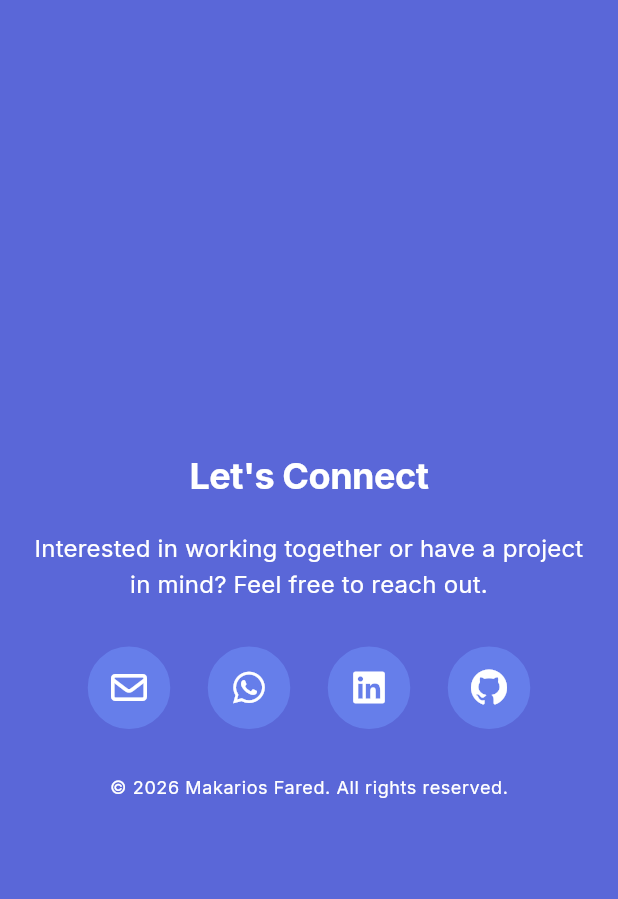
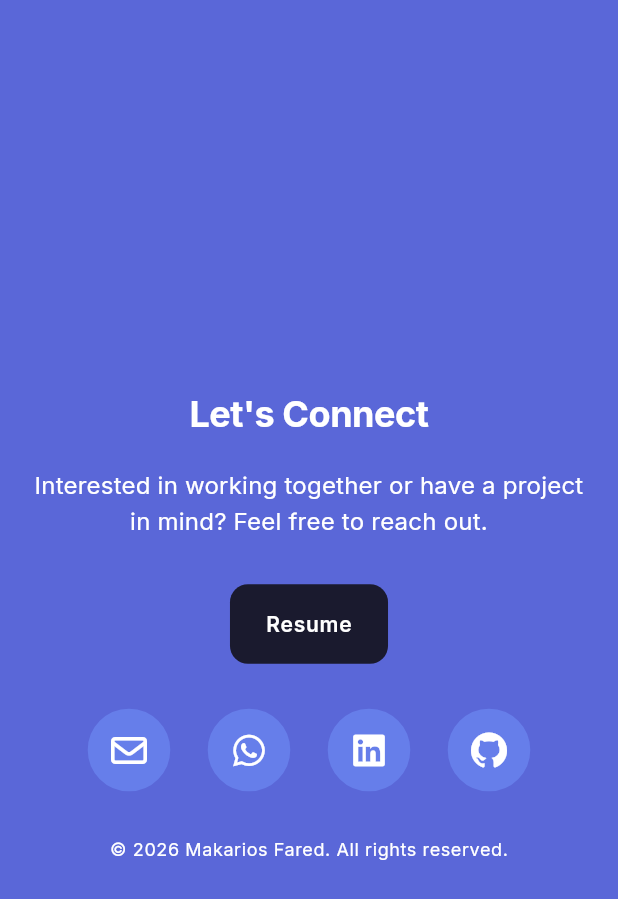
Before and after one commit to MakariosFared/portfolio, a Flutter app: the ConnectWithMe widget shown alone on an empty page, opened directly, on a phone screen of 412 x 824 dp. Shown: the top 899 px of the screen. Run offline on Flutter 3.47's test engine with Material 3 defaults, Android fonts, the phone set to English and light mode, and no system bars; our stand-ins replace animate_do, device_preview, dio, font_awesome_flutter, google_fonts, visibility_detector.

Commit message:
feat: add connect section and resume download functionality

```diff
--- a/lib/features/home/widgets/connect_with_me.dart
+++ b/lib/features/home/widgets/connect_with_me.dart
@@ -1,7 +1,7 @@
 import 'package:flutter/material.dart';
 import 'package:font_awesome_flutter/font_awesome_flutter.dart';
+import 'package:my_portfolio/core/utils/functions.dart';
 import 'package:my_portfolio/core/widgets/scroll_reveal.dart';
-import 'package:url_launcher/url_launcher.dart';
 import '../../../../core/theme/colors.dart';
 import '../../../../core/theme/typography.dart';
 import '../../../../core/utils/responsive/size_config.dart';
@@ -15,10 +15,11 @@ class ConnectWithMe extends StatefulWidget {
 
 class _ConnectWithMeState extends State<ConnectWithMe> {
   // ================== EDIT YOUR DATA HERE ==================
-  final String email = "your_email@example.com";
-  final String whatsappNumber = "201000000000";
-  final String linkedInUrl = "https://linkedin.com/in/your-profile";
-  final String githubUrl = "https://github.com/your-username";
+  final String email = "makarios.fared@gmail.com";
+  final String whatsappNumber = "201211544768";
+  final String linkedInUrl =
+      "https://www.linkedin.com/in/makarios-fared-20aa0a250/";
+  final String githubUrl = "https://github.com/MakariosFared";
   // =========================================================
 
   @override
@@ -66,6 +67,25 @@ class _ConnectWithMeState extends State<ConnectWithMe> {
           ),
           const SizedBox(height: 30),
 
+          ScrollReveal(
+            type: ScrollRevealType.fadeSlideUp,
+            delay: const Duration(milliseconds: 300),
+            child: ElevatedButton(
+              onPressed: downloadCV,
+              style: ElevatedButton.styleFrom(
+                backgroundColor: AppColors.backgroundDark,
+                foregroundColor: Colors.white,
+                elevation: 0,
+                shape: RoundedRectangleBorder(
+                  borderRadius: BorderRadius.circular(12),
+                ),
+                padding: const EdgeInsets.symmetric(horizontal: 24, vertical: 18),
+              ),
+              child: Text('Resume', style: AppTypography.button),
+            ),
+          ),
+          const SizedBox(height: 30),
+
           /// SOCIAL ICONS ROW
           ScrollReveal(
             type: ScrollRevealType.fadeSlideUp,
@@ -77,19 +97,19 @@ class _ConnectWithMeState extends State<ConnectWithMe> {
               children: [
                 _SocialButton(
                   icon: FontAwesomeIcons.envelope,
-                  onTap: () => _launch("mailto:$email"),
+                  onTap: () => launchLink("mailto:$email"),
                 ),
                 _SocialButton(
                   icon: FontAwesomeIcons.whatsapp,
-                  onTap: () => _launch("https://wa.me/$whatsappNumber"),
+                  onTap: () => launchLink("https://wa.me/$whatsappNumber"),
                 ),
                 _SocialButton(
                   icon: FontAwesomeIcons.linkedin,
-                  onTap: () => _launch(linkedInUrl),
+                  onTap: () => launchLink(linkedInUrl),
                 ),
                 _SocialButton(
                   icon: FontAwesomeIcons.github,
-                  onTap: () => _launch(githubUrl),
+                  onTap: () => launchLink(githubUrl),
                 ),
               ],
             ),
@@ -108,15 +128,10 @@ class _ConnectWithMeState extends State<ConnectWithMe> {
       ),
     );
   }
-
-  Future<void> _launch(String url) async {
-    final Uri uri = Uri.parse(url);
-    await launchUrl(uri, mode: LaunchMode.externalApplication);
-  }
 }
 
 class _SocialButton extends StatefulWidget {
-  final IconData icon;
+  final FaIconData icon;
   final VoidCallback onTap;
 
   const _SocialButton({required this.icon, required this.onTap});
@@ -156,10 +171,12 @@ class _SocialButtonState extends State<_SocialButton> {
                 ? AppColors.primary
                 : Colors.transparent,
           ),
-          child: Icon(
-            widget.icon,
-            color: Colors.white,
-            size: isMobile ? 24 : 28,
+          child: Center(
+            child: FaIcon(
+              widget.icon,
+              color: Colors.white,
+              size: isMobile ? 24 : 28,
+            ),
           ),
         ),
       ),
--- a/lib/features/home/widgets/desktop_app_bar.dart
+++ b/lib/features/home/widgets/desktop_app_bar.dart
@@ -1,4 +1,5 @@
 import 'package:flutter/material.dart';
+import 'package:my_portfolio/core/utils/functions.dart';
 import 'package:my_portfolio/core/utils/responsive/size_config.dart';
 import '../../../../core/theme/colors.dart';
 import '../../../../core/theme/typography.dart';
@@ -132,7 +133,7 @@ class _ResumeButton extends StatelessWidget {
   @override
   Widget build(BuildContext context) {
     return ElevatedButton(
-      onPressed: () {},
+      onPressed: downloadCV,
       style: ElevatedButton.styleFrom(
         backgroundColor: AppColors.primary,
         foregroundColor: Colors.white,
--- a/pubspec.yaml
+++ b/pubspec.yaml
@@ -60,10 +60,9 @@ dependencies:
   get_it: ^9.2.0
   injectable: ^2.7.1+4
   injectable_generator: ^2.8.1
-  liquid_glass_renderer: ^0.2.0-dev.4
   visibility_detector: ^0.4.0+2
   device_preview: ^1.3.1
-  font_awesome_flutter: ^10.12.0
+  font_awesome_flutter: ^11.0.0
 
 dev_dependencies:
   flutter_test:
```
Also changed, not shown: analysis_options.yaml (+9 -0 lines), lib/core/utils/functions.dart (+11 -0 lines), lib/features/home/views/home_mobile.dart (+0 -17 lines), lib/features/home/widgets/featured_projects.dart (+27 -27 lines), pubspec.lock, 7 other files.
